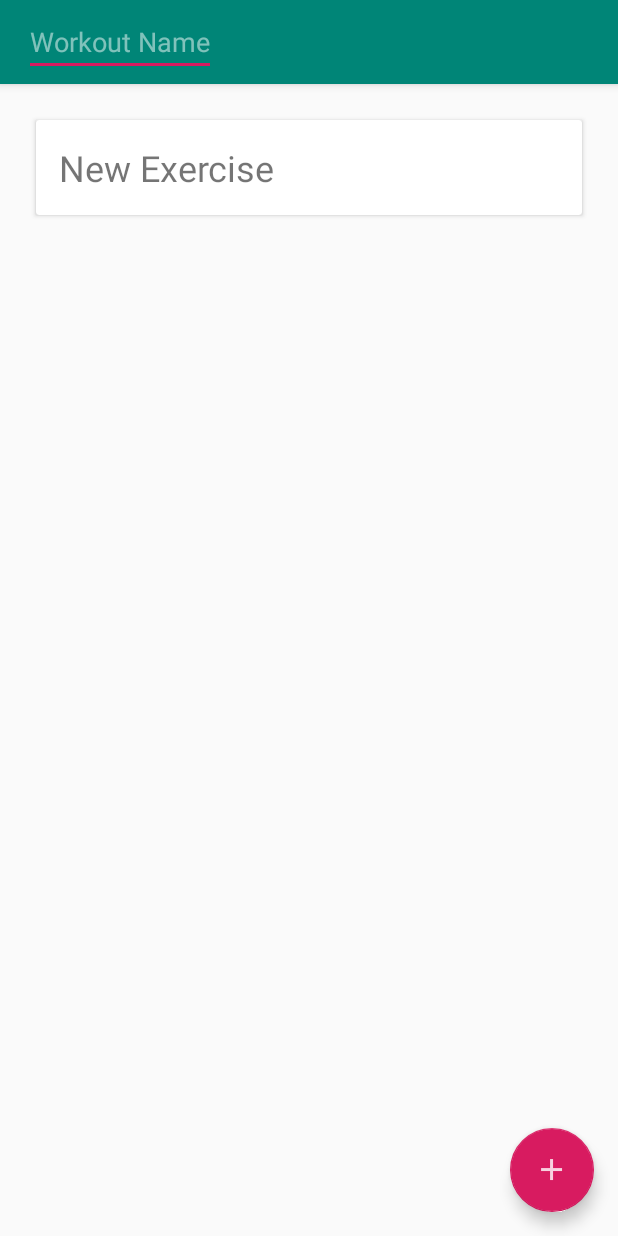
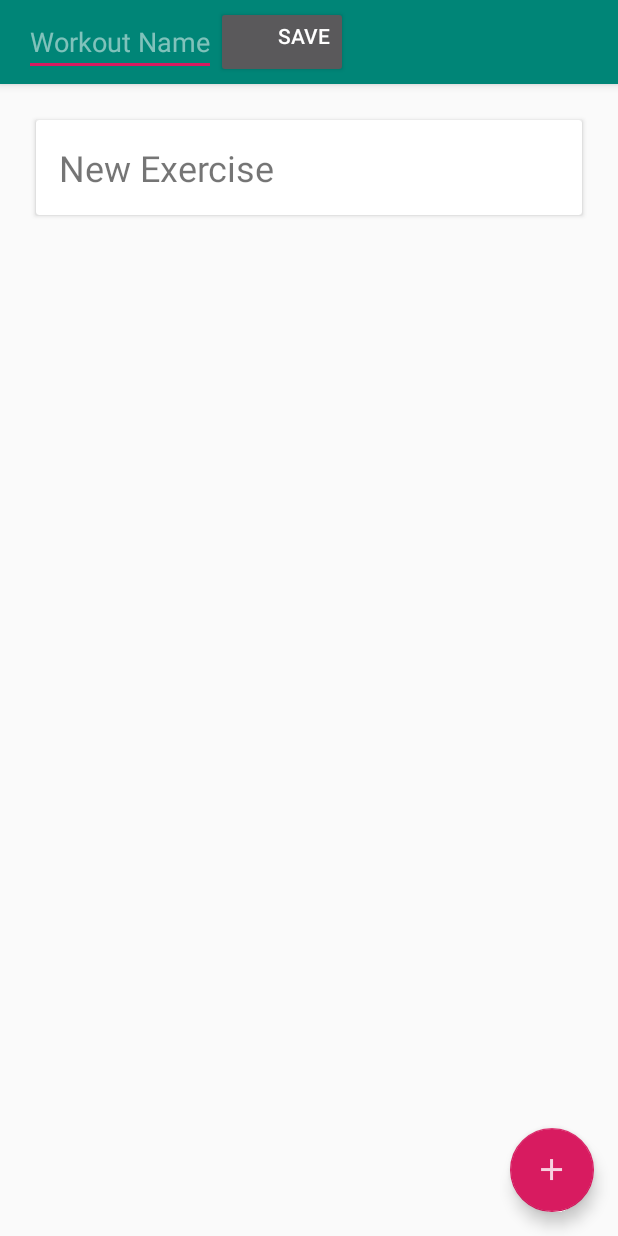
Before and after one commit to Dalyer/Amelioration, an Android app: the WorkoutCreatorActivity screen opened directly, with no data from a screen before it, on a phone screen of 412 x 824 dp. Run offline under Robolectric (Android 15) with nearby library versions, the phone set to English and light mode, and no system bars; our stand-ins replace Room's generated code.

Commit message:
added save button to workoutcreater

```diff
--- a/app/src/main/java/com/example/david/amelioration/WorkoutCreatorActivity.java
+++ b/app/src/main/java/com/example/david/amelioration/WorkoutCreatorActivity.java
@@ -133,4 +133,7 @@ public class WorkoutCreatorActivity extends AppCompatActivity {
         }
     }
 
+    public void saveWorkout(View view) {
+        // TODO save workout data here
+    }
 }
--- a/app/src/main/res/layout/activity_workout_creator.xml
+++ b/app/src/main/res/layout/activity_workout_creator.xml
@@ -24,7 +24,13 @@
                 android:autofillHints="@string/workout_day_name"
                 android:gravity="start"
                 android:inputType="textCapSentences"/>
-            <!--TODO add button for saving workout-->
+            <Button
+                android:layout_width="wrap_content"
+                android:layout_height="wrap_content"
+                android:text="@string/save_button_text"
+                android:id="@+id/save_button_day_creator"
+                android:onClick="saveWorkout"
+                android:gravity="end"/>
         </android.support.v7.widget.Toolbar>
 
     </android.support.design.widget.AppBarLayout>
```
